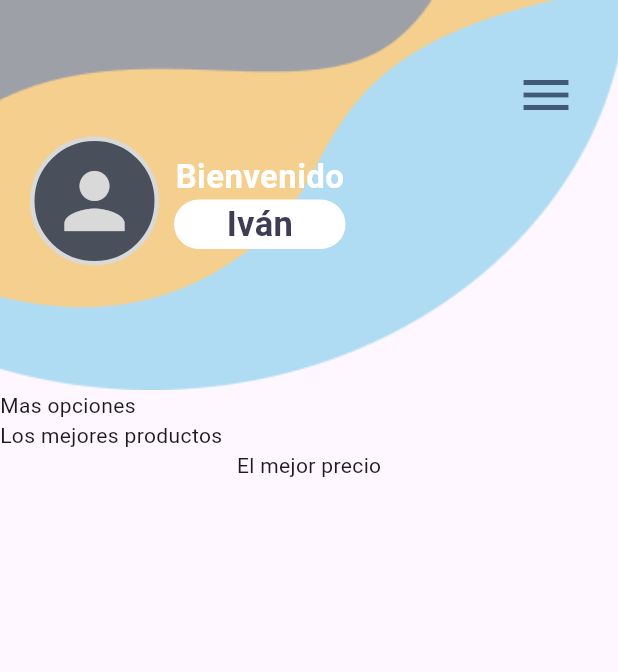
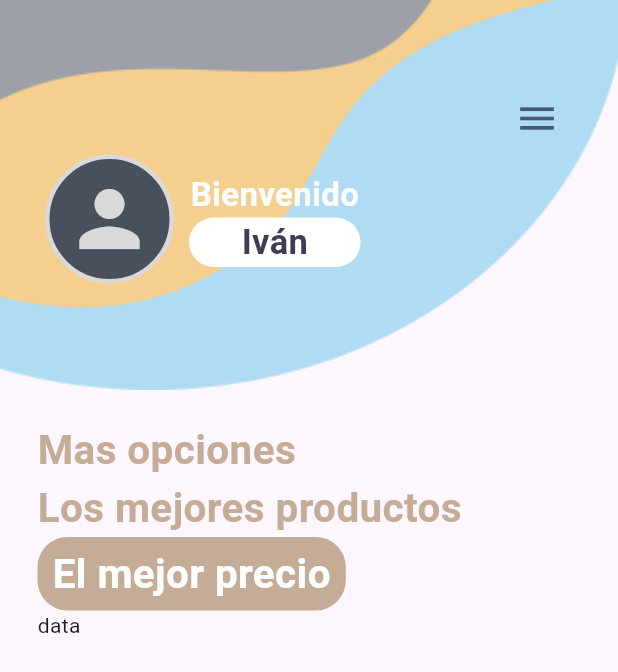
Before and after one commit to EQuinteros11/ECO_MARKET, a Flutter app: the screen it shows after launch, on a phone screen of 412 x 824 dp. Shown: the top 672 px of the screen. Run offline on Flutter 3.47's test engine with Material 2 defaults, Android fonts, the phone set to English and light mode, and no system bars; our stand-ins replace firebase_auth, firebase_core, mask_text_input_formatter; accounts and stored records are empty; project files that could hold a hidden picture were left out.

Commit message:
Vista inicial avanzada

```diff
--- a/lib/PrincipalCliente.dart
+++ b/lib/PrincipalCliente.dart
@@ -25,7 +25,7 @@ class _VistaPrincipalClienteState extends State<VistaPrincipalCliente> {
 
               ),
               child: Container(
-                padding: const EdgeInsets.symmetric( vertical: 10, horizontal: 20 ),
+                padding: const EdgeInsets.symmetric( vertical: 30, horizontal: 30 ),
                 child: Column(
                   children: <Widget> [
                     Column(
@@ -39,7 +39,7 @@ class _VistaPrincipalClienteState extends State<VistaPrincipalCliente> {
                                   onPressed: (){},
                                   icon: const Icon(Icons.menu,
                                     color: Color.fromRGBO(65, 90, 119, 1.0),
-                                    size: 40,
+                                    size: 30,
                                   ),
                                   tooltip: "Menú",
                               )
@@ -109,33 +109,69 @@ class _VistaPrincipalClienteState extends State<VistaPrincipalCliente> {
 
             //Contenido Principal
             Container(
-              alignment: Alignment.topLeft,
+              padding: const EdgeInsets.symmetric( vertical: 20, horizontal: 5 ),
+              margin: const EdgeInsets.only( left: 20 ),
               child: Column(
                 children: <Widget> [
                   Container(
                    child: Column(
                      children: <Widget> [
                        const Row(
-                         mainAxisAlignment: MainAxisAlignment.start,
                          children: [
-                           Text("Mas opciones"),
+                           Text("Mas opciones",
+                             style: TextStyle(
+                               color: Color.fromRGBO(197, 172, 150, 1.0),
+                               fontSize: 27,
+                               fontWeight: FontWeight.w700
+                             ),
+                           ),
                          ],
                        ),
 
                        const Row(
                          children: [
-                           Text("Los mejores productos"),
+                           Text("Los mejores productos",
+                             style: TextStyle(
+                                 color: Color.fromRGBO(197, 172, 150, 1.0),
+                                 fontSize: 27,
+                                 fontWeight: FontWeight.w700
+                             ),
+                           ),
                          ],
                        ),
-                       Container(
-                         child: const Text( "El mejor precio",
-                           style: TextStyle(
 
+                       Row(
+                         children: [
+                           Container(
+                             padding: const EdgeInsets.symmetric( horizontal: 10, vertical: 5 ),
+                             decoration: const BoxDecoration(
+                               borderRadius: BorderRadius.all(Radius.circular(20)),
+                               color: Color.fromRGBO(197, 172, 150, 1.0),
+                             ),
+                             child: const Text( "El mejor precio",
+                               style: TextStyle(
+                                 color: Color.fromRGBO(255, 255, 255, 1.0),
+                                 fontWeight: FontWeight.w700,
+                                 fontSize: 27
+                               ),
+                             ),
                            ),
-                         ),
+                         ],
                        )
                      ],
                    ),
+                  ),
+                  Container(
+                    child: Column(
+                      children: <Widget> [
+                        Row(
+                          children: <Widget> [
+                            Text("data"),
+
+                          ],
+                        )
+                      ],
+                    ),
                   ),
                 ],
               ),
```
Also changed, not shown: assets/img/vistaPrincipalMisOpciones.png (added), pubspec.lock, 1 other file.
